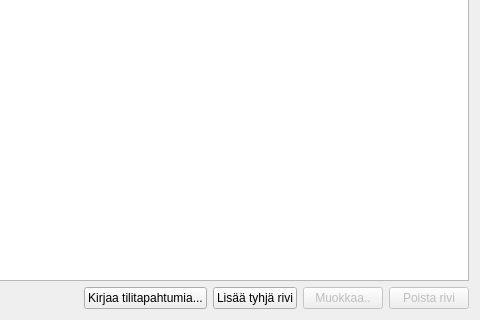
The window that kitupiikki/apuri/tilioteapuri.ui (artoh/kitupiikki) describes before a commit, drawn with Qt 5; both pictures show x 444 to 924 and y 179 to 499 of the 924 by 499 pixel window.
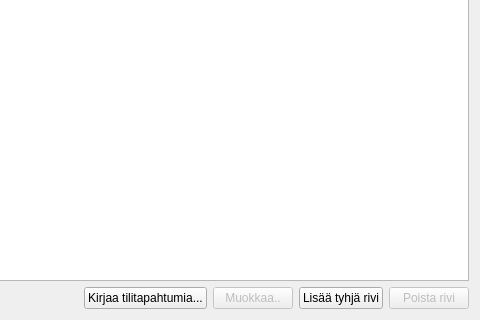
The same window after the commit. Icons and pictures are not drawn. Custom widgets are drawn as their Qt base class.

```diff
--- a/kitupiikki/apuri/tilioteapuri.ui
+++ b/kitupiikki/apuri/tilioteapuri.ui
@@ -99,17 +99,6 @@
        </property>
       </widget>
      </item>
-     <item>
-      <widget class="QPushButton" name="lisaaTyhjaBtn">
-       <property name="text">
-        <string>Lisää tyhjä rivi</string>
-       </property>
-       <property name="icon">
-        <iconset resource="../pic/pic.qrc">
-         <normaloff>:/pic/lisaarivi.png</normaloff>:/pic/lisaarivi.png</iconset>
-       </property>
-      </widget>
-     </item>
      <item>
       <widget class="QPushButton" name="muokkaaNappi">
        <property name="enabled">
@@ -124,6 +113,17 @@
        </property>
       </widget>
      </item>
+     <item>
+      <widget class="QPushButton" name="lisaaTyhjaBtn">
+       <property name="text">
+        <string>Lisää tyhjä rivi</string>
+       </property>
+       <property name="icon">
+        <iconset resource="../pic/pic.qrc">
+         <normaloff>:/pic/lisaarivi.png</normaloff>:/pic/lisaarivi.png</iconset>
+       </property>
+      </widget>
+     </item>
      <item>
       <widget class="QPushButton" name="poistaNappi">
        <property name="enabled">
```
